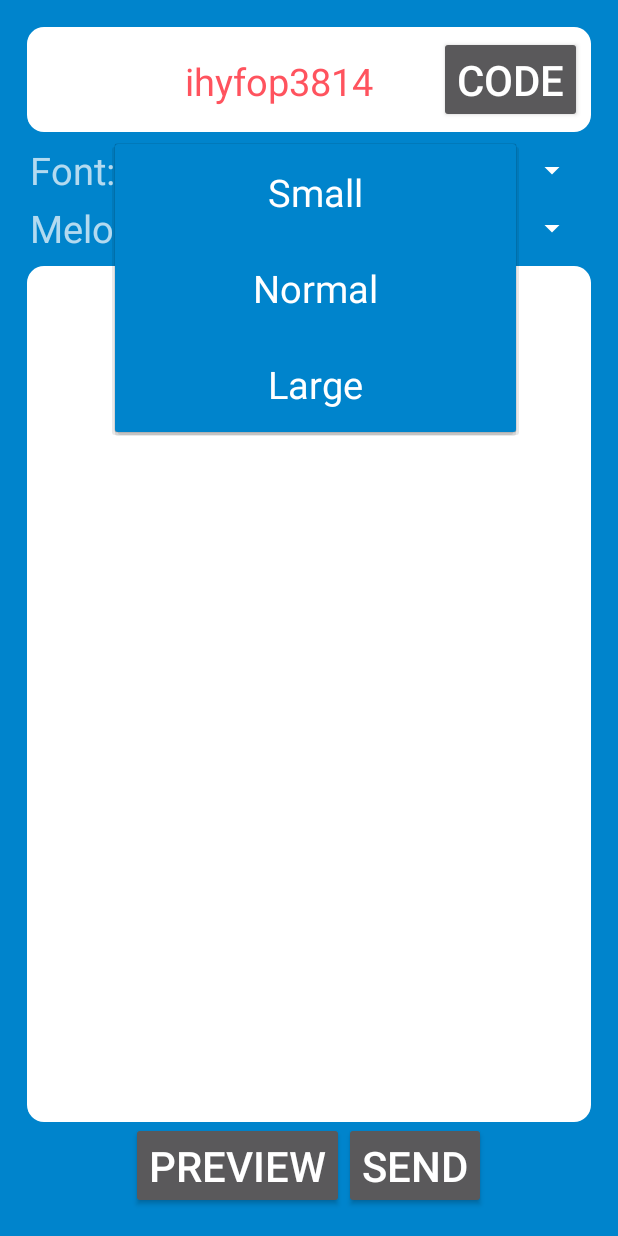
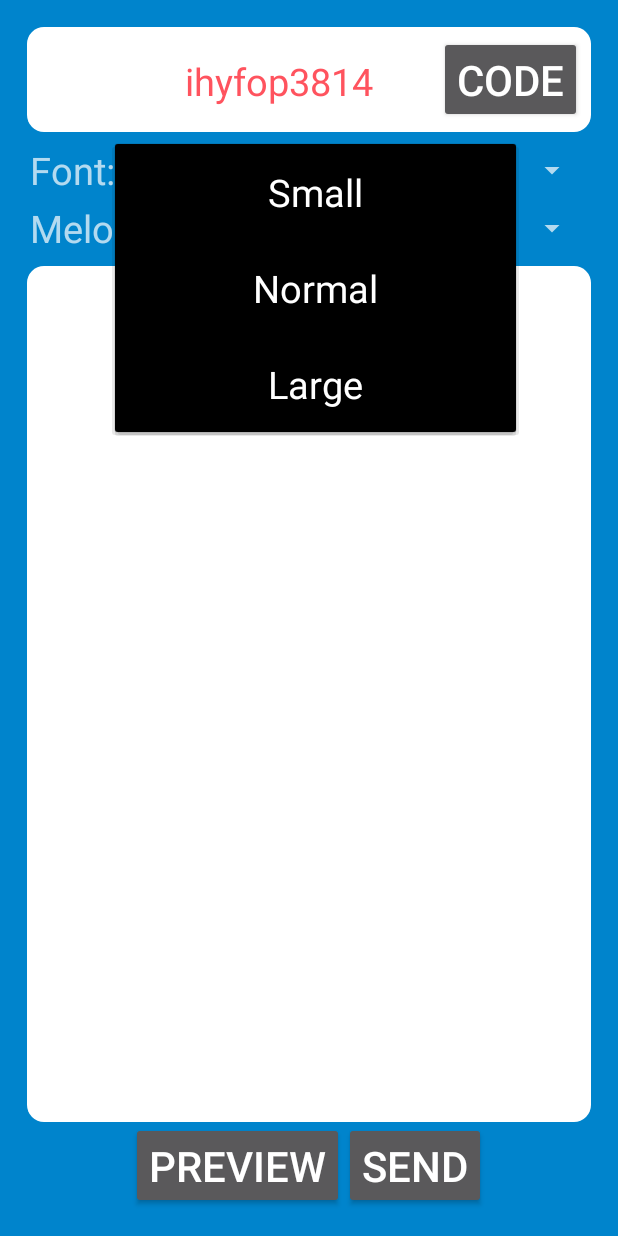
Before and after one commit to solavrov/CoolCard, an Android app: the CreateActivity screen opened directly, with no data from a screen before it, after a tap on "Normal", on a phone screen of 412 x 824 dp. Run offline under Robolectric (Android 15) with nearby library versions, the phone set to English and light mode, and no system bars; libraries missing offline, so code that uses them is left out: com.firebase.client; 3 statements that could not run were skipped; 1 other tap on this screen came first.

Commit message:
postal theme

```diff
--- a/app/src/main/res/values/styles.xml
+++ b/app/src/main/res/values/styles.xml
@@ -3,16 +3,9 @@
     <style name="AppTheme"
            parent="Theme.AppCompat.NoActionBar">
 
-        <item name="colorAccent">@color/colorWhite</item>
-        <item name="colorPrimary">@color/colorPostalBlue</item>
-        <item name="android:colorBackground">@color/colorPostalBlue</item>
-        <item name="android:windowBackground">@color/colorPostalBlue</item>
-        <item name="android:textColorPrimary">@color/colorWhite</item>
-        <item name="android:textColorPrimaryInverse">@color/colorBlack</item>
-        <item name="android:textColorSecondary">@color/colorWhite</item>
-        <item name="android:textColorSecondaryInverse">@color/colorBlack</item>
-        <item name="colorPrimaryDark">@color/colorBlack</item>
-        <item name="android:colorForeground">@color/colorWhite</item>
+        <item name="colorAccent">@color/abc_primary_text_disable_only_material_dark</item>
+        <item name="colorPrimary">@color/primary_dark_material_dark</item>
+        <item name="android:colorBackground">@color/abc_search_url_text_pressed</item>
 
     </style>
 
```
